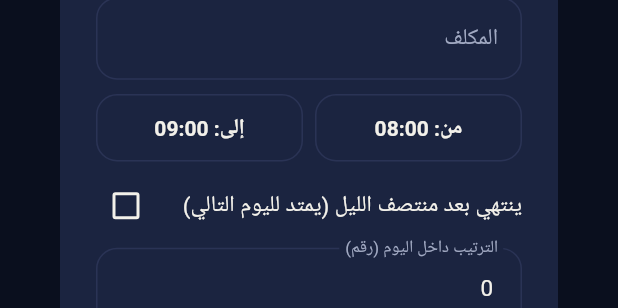
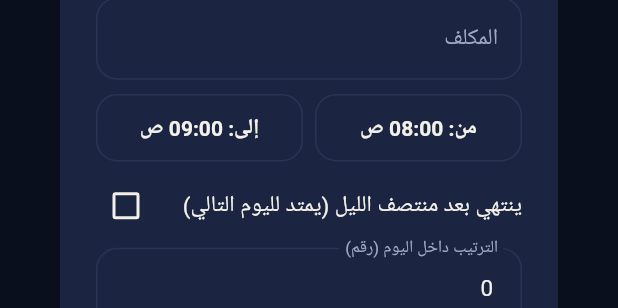
Before and after one commit to m7nmri-byte/nmas, a Flutter app: the SessionFormDialog widget shown alone on an empty page, opened directly, on a phone screen of 412 x 824 dp. Shown: the part 494-802 px from the top of the screen. Run offline on Flutter 3.47's test engine with Material 3 defaults, Android fonts, the light colour scheme and no system bars; our stand-ins replace cloud_firestore, firebase_core, go_router, google_fonts, shared_preferences; accounts and stored records are empty; Roboto replaces fonts that are missing (Tajawal).

Commit message:
Switch to 12-hour clock and reorder status cards
Clocks and time labels now show hh:mm (ص/م) instead of 24-hour time.
Reorder the view screen to Past (compact) -> Current (hero, large) ->
Next (medium), matching the requested visual hierarchy.

```diff
--- a/lib/screens/session_form_dialog.dart
+++ b/lib/screens/session_form_dialog.dart
@@ -65,6 +65,13 @@ class _SessionFormDialogState extends State<SessionFormDialog> {
 
   String _formatTimeOfDay(TimeOfDay t) =>
       '${t.hour.toString().padLeft(2, '0')}:${t.minute.toString().padLeft(2, '0')}';
+
+  String _displayTimeOfDay(TimeOfDay t) {
+    final period = t.hour < 12 ? 'ص' : 'م';
+    var h12 = t.hour % 12;
+    if (h12 == 0) h12 = 12;
+    return '${h12.toString().padLeft(2, '0')}:${t.minute.toString().padLeft(2, '0')} $period';
+  }
 
   @override
   void dispose() {
@@ -160,7 +167,7 @@ class _SessionFormDialogState extends State<SessionFormDialog> {
                     Expanded(
                       child: OutlinedButton(
                         onPressed: () => _pickTime(true),
-                        child: Text('من: ${_formatTimeOfDay(_startTime)}',
+                        child: Text('من: ${_displayTimeOfDay(_startTime)}',
                             textDirection: TextDirection.ltr),
                       ),
                     ),
@@ -168,7 +175,7 @@ class _SessionFormDialogState extends State<SessionFormDialog> {
                     Expanded(
                       child: OutlinedButton(
                         onPressed: () => _pickTime(false),
-                        child: Text('إلى: ${_formatTimeOfDay(_endTime)}',
+                        child: Text('إلى: ${_displayTimeOfDay(_endTime)}',
                             textDirection: TextDirection.ltr),
                       ),
                     ),
--- a/lib/widgets/live_clock_text.dart
+++ b/lib/widgets/live_clock_text.dart
@@ -32,8 +32,11 @@ class _LiveClockTextState extends State<LiveClockText> {
   @override
   Widget build(BuildContext context) {
     final now = DateTime.now();
+    final period = now.hour < 12 ? 'ص' : 'م';
+    var h12 = now.hour % 12;
+    if (h12 == 0) h12 = 12;
     final text =
-        '${twoDigits(now.hour)}:${twoDigits(now.minute)}:${twoDigits(now.second)}';
+        '${twoDigits(h12)}:${twoDigits(now.minute)}:${twoDigits(now.second)} $period';
     return Text(text, style: widget.style, textDirection: TextDirection.ltr);
   }
 }
```
Also changed, not shown: lib/models/session.dart (+7 -1 lines), lib/screens/view_screen.dart (+10 -10 lines), lib/widgets/session_card.dart (+36 -4 lines).
